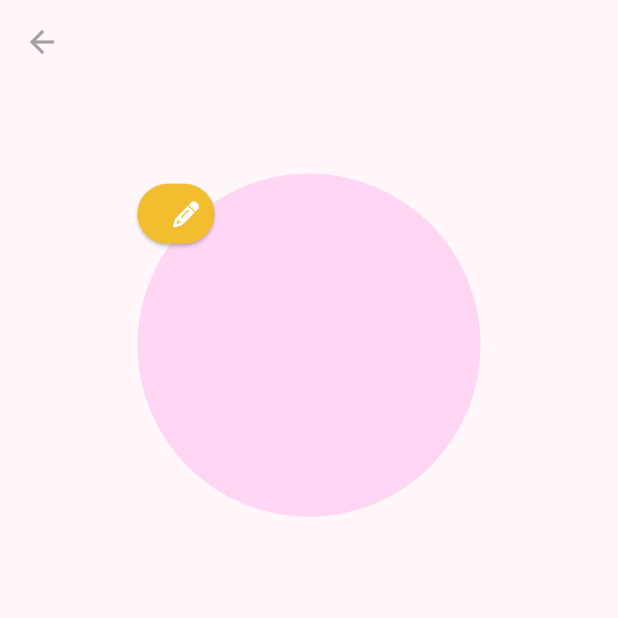
After one commit to o0Pleiades0o/ledger_stacks, a Flutter app: the EditProflie screen opened directly, on a phone screen of 412 x 824 dp, the top half of it. The commit adds this screen. Run offline on Flutter 3.47's test engine with Material 3 defaults, Android fonts, the phone set to English and light mode, and no system bars; our stand-ins replace cloud_firestore, firebase_auth, firebase_core, flutter_screenutil, font_awesome_flutter, get; accounts and stored records are empty.

Commit message:
Can fix issue all!!!!

```diff
--- a/ledger_stacks/lib/auth/auth_controller.dart
+++ b/ledger_stacks/lib/auth/auth_controller.dart
@@ -15,25 +15,25 @@ class AuthController extends GetxController {
   FirebaseFirestore firestore = FirebaseFirestore.instance;
   Rx<User?> firebaseUser = Rx<User?>(null);
 
-  late User _user;
-  User get user => _user;
-  String? get uid => _user.uid;
+  User? _user;
+  User? get user => _user;
+  String? get uid => _user?.uid;
 
   @override
   void onInit() {
     super.onInit();
     firebaseUser.bindStream(auth.userChanges());
+    islogin();
   }
 
   void register(String email, String password, String username) async {
-    Get.put(UserController());
-
     try {
       UserCredential userCredential = await auth.createUserWithEmailAndPassword(
         //await user uid then sead uid to userCredential
         email: email,
         password: password,
       );
+      userCredential.user?.updateDisplayName("User");
       //Hash password before uploading to firestore
       String hashedPassword = sha256.convert(utf8.encode(password)).toString();
       // Create a new instance of UserModel
@@ -62,7 +62,6 @@ class AuthController extends GetxController {
   }
 
   void login(String email, String password) async {
-    Get.put(UserController());
     try {
       UserCredential userCredential = await auth.signInWithEmailAndPassword(
           email: email, password: password);
@@ -107,7 +106,6 @@ class AuthController extends GetxController {
   }
 
   void restPassword(String email) async {
-    Get.put(UserController());
     debugPrint("Email : $email");
     try {
       await auth.sendPasswordResetEmail(email: email);
@@ -130,4 +128,12 @@ class AuthController extends GetxController {
 
   //Sign IN with google function
   void signInWithGoogle() {}
+//Check user is login?
+  Future<void> islogin() async {
+    _user = auth.currentUser;
+    if (_user != null) {
+      UserModel? user = await UserController().getUser(_user!.uid);
+      Get.find<UserController>().user = user!;
+    } else {}
+  }
 }
--- /dev/null
+++ b/ledger_stacks/lib/pages/profile/edit_profile/edit_profile_page.dart
@@ -0,0 +1,35 @@
+import 'package:flutter/material.dart';
+import 'package:flutter_screenutil/flutter_screenutil.dart';
+import 'package:ledger_stacks/widgets/button.dart';
+
+import '../../../constants/color.dart';
+
+class EditProflie extends StatelessWidget {
+  const EditProflie({super.key});
+
+  @override
+  Widget build(BuildContext context) {
+    return Scaffold(
+      appBar: AppBar(
+        leading: IconButton(
+            icon: Icon(Icons.arrow_back, color: kDarkgray), onPressed: () {}),
+      ),
+      body: Column(
+        children: [
+          Center(
+            child: Padding(
+                padding: EdgeInsets.only(top: 50.h, bottom: 20.h),
+                child: Stack(
+                  children: <Widget>[
+                    CircleAvatar(
+                      radius: 100.r,
+                    ),
+                    EditButton(onPressed: () {}),
+                  ],
+                )),
+          )
+        ],
+      ),
+    );
+  }
+}
--- a/ledger_stacks/lib/widgets/button.dart
+++ b/ledger_stacks/lib/widgets/button.dart
@@ -111,3 +111,28 @@ class SignInWithGoogleBT extends StatelessWidget {
     );
   }
 }
+
+class EditButton extends StatelessWidget {
+  final VoidCallback onPressed;
+  const EditButton({super.key, required this.onPressed});
+
+  @override
+  Widget build(BuildContext context) {
+    return SizedBox(
+      height: 45.h,
+      width: 45.w,
+      child: Center(
+        // Center widget added here
+        child: ElevatedButton(
+          onPressed: onPressed,
+          style: ElevatedButton.styleFrom(backgroundColor: kYellow),
+          child: Icon(
+            FontAwesomeIcons.pencil,
+            color: Colors.white,
+            size: 15.sp,
+          ),
+        ),
+      ),
+    );
+  }
+}
```
Also changed, not shown: ledger_stacks/lib/main.dart (+6 -2 lines), ledger_stacks/lib/pages/home/home_page.dart (+4 -10 lines), ledger_stacks/lib/pages/login_page.dart (deleted, +0 -188 lines), ledger_stacks/lib/pages/profile/edit_profile/edit_profile_controller.dart (added, +16 -0 lines), ledger_stacks/lib/pages/profile/proflie_page.dart (+6 -1 lines), ledger_stacks/lib/util/root.dart (+25 -20 lines), ledger_stacks/lib/pages/profile/edit_profile_page.dart (deleted), 1 other file.
